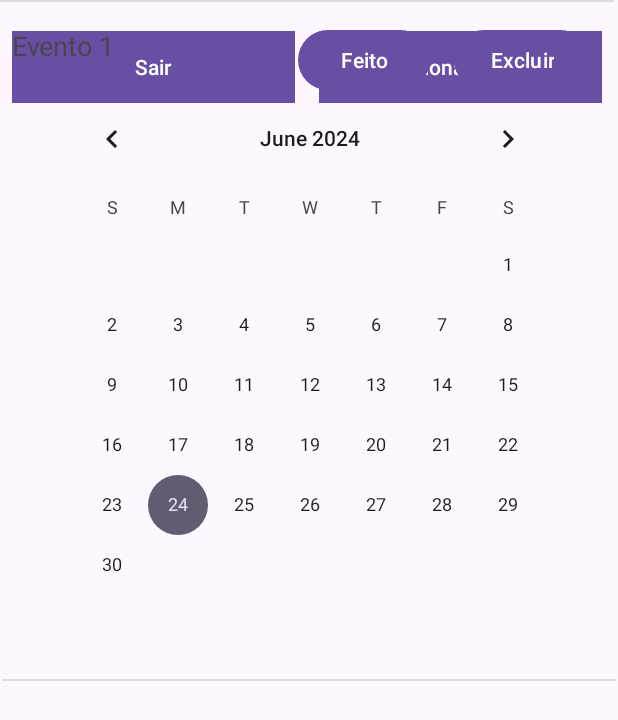
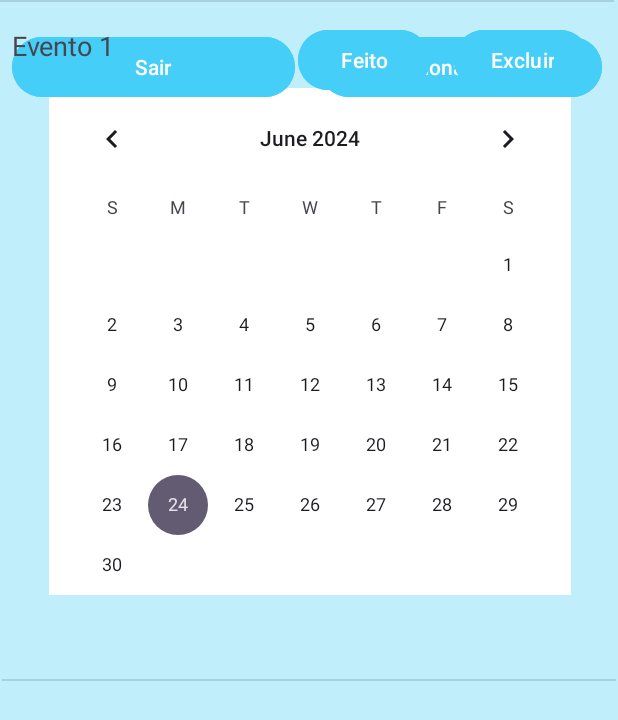
Before and after one commit to joselucas0/AgendaMob, an Android app: the screen it shows after launch (MainActivity), on a phone screen of 412 x 824 dp. Shown: the top 720 px of the screen. Run offline under Robolectric (Android 15) with nearby library versions, the phone set to English and light mode, and no system bars; 1 statement that could not run was skipped.

Commit message:
definindo cores

```diff
--- a/app/src/main/res/layout/activity_main.xml
+++ b/app/src/main/res/layout/activity_main.xml
@@ -4,7 +4,8 @@
     xmlns:tools="http://schemas.android.com/tools"
     android:id="@+id/layoutCalendario"
     android:layout_width="match_parent"
-    android:layout_height="match_parent">
+    android:layout_height="match_parent"
+    android:background="@color/cinza">
 
 
     <View
@@ -41,6 +42,7 @@
             android:layout_marginTop="11dp"
             android:layout_marginEnd="29dp"
             android:layout_marginBottom="9dp"
+            android:background="@color/branco"
             app:layout_constraintBottom_toBottomOf="parent"
             app:layout_constraintEnd_toEndOf="parent"
             app:layout_constraintStart_toStartOf="parent"
@@ -73,7 +75,7 @@
             android:layout_height="wrap_content"
             android:layout_margin="8dp"
             android:layout_weight="1"
-            android:background="@color/azulClaro"
+            android:backgroundTint="@color/azulClaro"
             android:text="Sair" />
 
         <Button
@@ -82,7 +84,7 @@
             android:layout_height="wrap_content"
             android:layout_margin="8dp"
             android:layout_weight="1"
-            android:background="@color/azulClaro"
+            android:backgroundTint="@color/azulClaro"
             android:text="Adicionar evento" />
     </LinearLayout>
 
@@ -121,13 +123,15 @@
                         android:layout_width="wrap_content"
                         android:layout_height="wrap_content"
                         android:layout_margin="8dp"
-                        android:text="Feito" />
+                        android:text="Feito"
+                        android:backgroundTint="@color/azulClaro" />
 
                     <Button
                         android:layout_width="wrap_content"
                         android:layout_height="wrap_content"
                         android:layout_margin="8dp"
-                        android:text="Excluir" />
+                        android:text="Excluir"
+                        android:backgroundTint="@color/azulClaro" />
 
 
                 </LinearLayout>
--- a/app/src/main/res/values/colors.xml
+++ b/app/src/main/res/values/colors.xml
@@ -3,6 +3,7 @@
     <color name="preto">#FF000000</color>
     <color name="branco">#FFFFFFFF</color>
     <color name="azulEscuro">#00171F</color>
-    <color name="azulClaro">#00A7E1</color>
+    <color name="azulClaro">#44CEF8</color>
     <color name="vermelho">#FF0000</color>
+    <color name="cinza">#C0EEFB</color>
 </resources>
```
